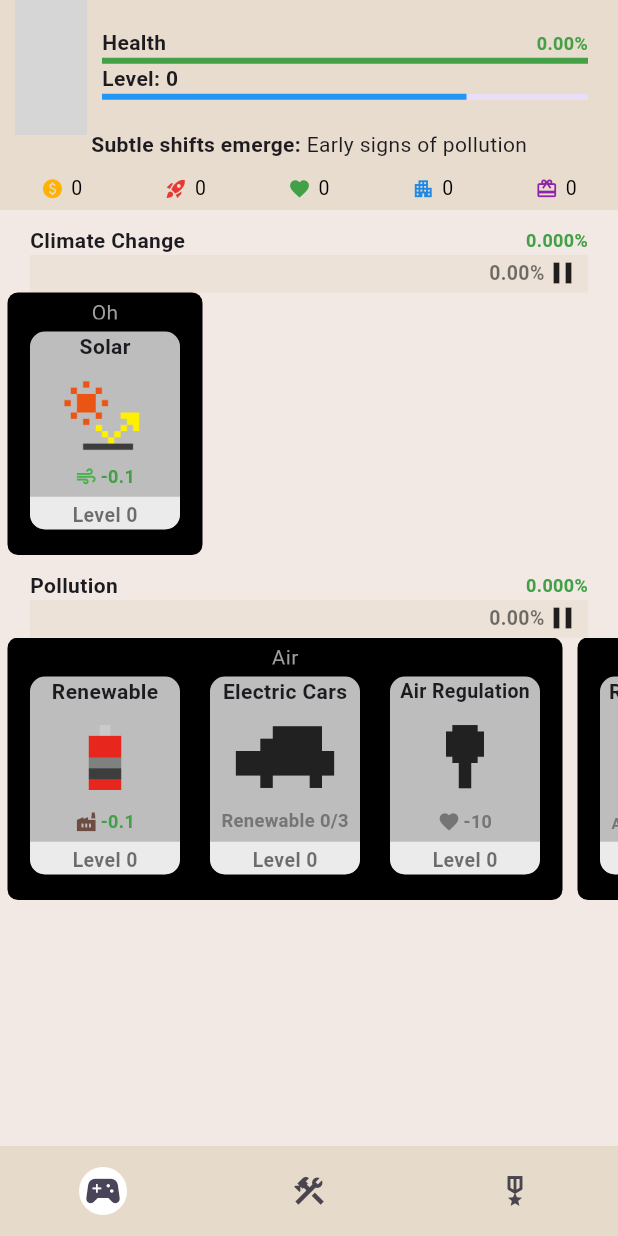
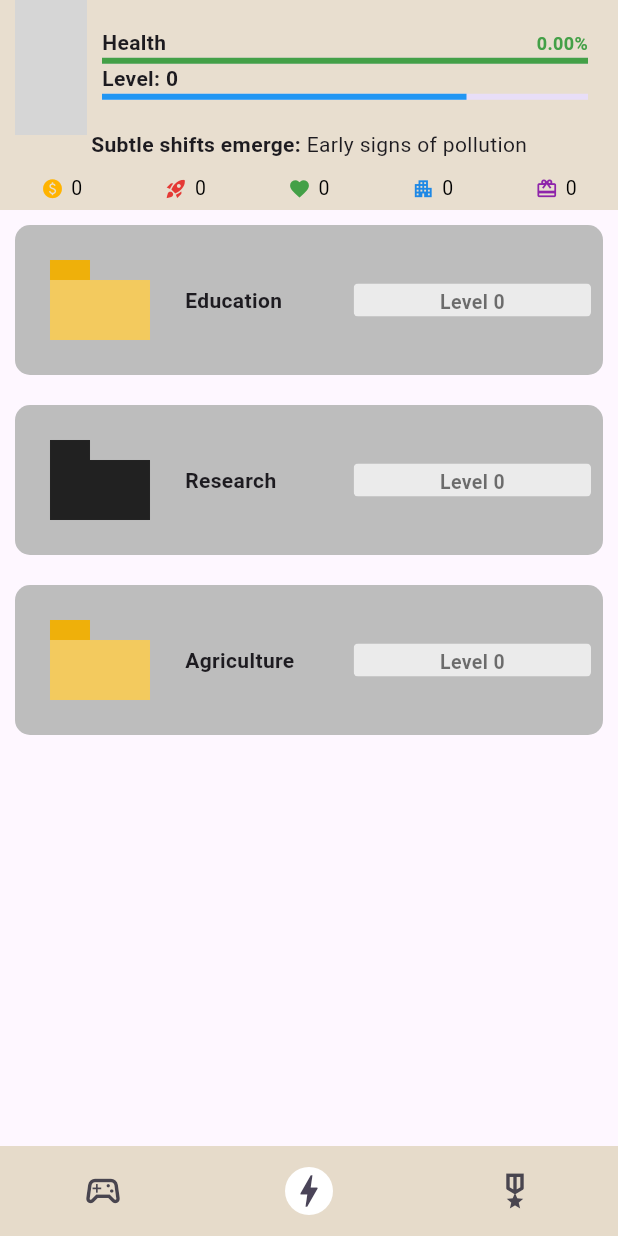
Before and after one commit to chenkuochou/mother_earth, a Flutter app: the screen it shows after launch, on a phone screen of 412 x 824 dp. Run offline on Flutter 3.47's test engine with Material 3 defaults, Android fonts, the light colour scheme and no system bars; drawn by our look-alikes of auto_size_text; our stand-ins replace flutter_riverpod, google_fonts, lottie; network calls fail; grey boxes are pictures that could not be loaded.

Commit message:
devPage setup

```diff
--- a/lib/data/all_static_data.dart
+++ b/lib/data/all_static_data.dart
@@ -47,9 +47,22 @@ List<DevelopmentModel> developmentData = [
   DevelopmentModel(
     title: 'Education',
     duration: const Duration(seconds: 5),
-    assetUrl: 'assetUrl',
-    outputMap: {ListenableItem.resTech: 3},
-  )
+    assetUrl: 'file',
+    outputMap: {ListenableItem.resTech: 1},
+  ),
+  DevelopmentModel(
+    title: 'Research',
+    duration: const Duration(seconds: 10),
+    assetUrl: 'file',
+    requiredDevMap: {ListenableItem.devEducation: 1},
+    outputMap: {ListenableItem.resTech: 5},
+  ),
+  DevelopmentModel(
+    title: 'Agriculture',
+    duration: const Duration(seconds: 5),
+    assetUrl: 'file',
+    outputMap: {ListenableItem.resPeople: 1},
+  ),
 ];
 
 List<ResourceModel> resourceData = [
--- a/lib/layout/app_bar_navigation.dart
+++ b/lib/layout/app_bar_navigation.dart
@@ -25,17 +25,13 @@ class AppBarNavigation extends StatelessWidget {
           label: 'Challenges',
         ),
         NavigationDestination(
-          selectedIcon: Icon(Icons.construction),
-          icon: Icon(
-            Icons.construction_outlined,
-          ),
+          selectedIcon: Icon(Icons.bolt, size: 28),
+          icon: Icon(Icons.bolt_outlined, size: 28),
           label: 'Development',
         ),
         NavigationDestination(
-          selectedIcon: Icon(Icons.military_tech),
-          icon: Icon(
-            Icons.military_tech_outlined,
-          ),
+          selectedIcon: Icon(Icons.military_tech, size: 28),
+          icon: Icon(Icons.military_tech_outlined, size: 28),
           label: 'Achievement',
         ),
       ],
--- a/lib/layout/layout_page.dart
+++ b/lib/layout/layout_page.dart
@@ -4,6 +4,7 @@ import 'package:mother_earth/layout/app_bar_flexible.dart';
 import 'package:mother_earth/layout/app_bar_navigation.dart';
 import 'package:mother_earth/page/challenge_page.dart';
 import 'package:mother_earth/layout/app_bar_bottom.dart';
+import 'package:mother_earth/page/develpment_page.dart';
 
 class LayoutPage extends StatefulWidget {
   const LayoutPage({super.key});
@@ -13,7 +14,7 @@ class LayoutPage extends StatefulWidget {
 }
 
 class _LayoutPageState extends State<LayoutPage> {
-  int pageIndex = 0;
+  int pageIndex = 1;
 
   @override
   Widget build(BuildContext context) {
@@ -26,14 +27,7 @@ class _LayoutPageState extends State<LayoutPage> {
               // elevation: 0,
               scrolledUnderElevation: 0,
               flexibleSpace: const AppBarFlexible(),
-              // leading: Padding(
-              //   padding: const EdgeInsets.only(left: 10),
-              //   child: Lottie.network(
-              //       'https://lottie.host/9b686d12-5423-4cba-a0c9-5a7cbc637664/NKFHCHs6kY.json',
-              //       fit: BoxFit.contain),
-              // ),
-              // title: const Text('Mother Earth'),
-              // actions: const [],
+
               toolbarHeight: 120,
               bottom: const PreferredSize(
                 preferredSize: Size.fromHeight(20),
@@ -45,9 +39,7 @@ class _LayoutPageState extends State<LayoutPage> {
         index: pageIndex,
         children: const [
           ChallengePage(),
-          Center(
-            child: Text('Development'),
-          ),
+          DevelopmentPage(),
           Center(
             child: Text('Achievements'),
           ),
--- a/lib/model/challenge_model.dart
+++ b/lib/model/challenge_model.dart
@@ -18,10 +18,24 @@ class ConsumableModel {
 class ResourceModel extends ConsumableModel {
   ResourceModel({
     required super.title,
-     super.value,
+    super.value,
     required super.icon,
     required super.color,
   });
+
+  ResourceModel copyWith({
+    String? title,
+    double? value,
+    IconData? icon,
+    Color? color,
+  }) {
+    return ResourceModel(
+      title: title ?? this.title,
+      value: value ?? this.value,
+      icon: icon ?? this.icon,
+      color: color ?? this.color,
+    );
+  }
 }
 
 class ChallengeModel extends ConsumableModel {
--- a/lib/model/solution_model.dart
+++ b/lib/model/solution_model.dart
@@ -60,9 +60,6 @@ class SolutionModel extends ProgressModel {
   int? get requiredSolutionIndex => requiredSolMap?.keys.first.myIndex;
   int? get requiredSolutionLevel => requiredSolMap?.values.first;
 
-  // int? get requiredDevelopmentIndex => requiredDevMap?.keys.first.myIndex;
-  // int? get requiredDevelopmentLevel => requiredDevMap?.values.first;
-
   int? get consumedResourcesIndex => consumedResMap?.keys.first.myIndex;
   double? get consumedResourcesValue => consumedResMap?.values.first;
 
@@ -100,6 +97,8 @@ class SolutionModel extends ProgressModel {
 }
 
 class DevelopmentModel extends ProgressModel {
+  final Map<ListenableItem, int>? requiredDevMap;
+
   DevelopmentModel({
     required super.title,
     required super.duration,
@@ -107,12 +106,15 @@ class DevelopmentModel extends ProgressModel {
     required super.assetUrl,
     super.progress,
     super.isActive,
+    this.requiredDevMap,
     required super.outputMap,
   });
 
-  Duration get currentDuration => duration * (1 + level!);
   int get outputIndex => outputMap.keys.first.myIndex;
   double get outputValue => outputMap.values.first * (1 + level!);
+  int? get requiredDevelopmentIndex => requiredDevMap?.keys.first.myIndex;
+  int? get requiredDevelopmentLevel => requiredDevMap?.values.first;
+  Duration get currentDuration => duration * (1 + level!);
 
   @override
   DevelopmentModel copyWith({
--- a/lib/page/challenge_page.dart
+++ b/lib/page/challenge_page.dart
@@ -69,8 +69,7 @@ class ChallengePage extends ConsumerWidget {
       );
     }
 
-    return LayoutBuilder(
-      builder: (BuildContext context, BoxConstraints constraints) => Container(
+    return Container(
       color: const Color(0xFFE6DBCA).withOpacity(0.5),
       child: ListView(
         children: [
@@ -99,7 +98,6 @@ class ChallengePage extends ConsumerWidget {
           ),
         ],
       ),
-      ),
     );
   }
 }
--- /dev/null
+++ b/lib/page/develpment_page.dart
@@ -0,0 +1,142 @@
+import 'package:auto_size_text/auto_size_text.dart';
+import 'package:flutter/material.dart';
+import 'package:flutter_riverpod/flutter_riverpod.dart';
+import 'package:mother_earth/app/my_formatted_number.dart';
+import 'package:mother_earth/app/my_text.dart';
+import 'package:mother_earth/model/solution_model.dart';
+import 'package:mother_earth/page/progress/progress_bar.dart';
+import 'package:mother_earth/providers/solution_provider.dart';
+
+class DevelopmentPage extends ConsumerWidget {
+  const DevelopmentPage({super.key});
+
+  @override
+  Widget build(BuildContext context, WidgetRef ref) {
+    return ListView.builder(
+        itemCount: ref.read(developmentProvider).length,
+        itemBuilder: (context, index) {
+          return Padding(
+            padding: const EdgeInsets.all(10),
+            child: DevelopmentCard(index: index),
+          );
+        });
+  }
+}
+
+class DevelopmentCard extends ConsumerStatefulWidget {
+  const DevelopmentCard({super.key, required this.index});
+  final int index;
+
+  @override
+  ConsumerState<ConsumerStatefulWidget> createState() =>
+      _DevelopmentCardState();
+}
+
+class _DevelopmentCardState extends ConsumerState<DevelopmentCard> {
+  bool isActive = false;
+  late DevelopmentModel development;
+
+  @override
+  void initState() {
+    super.initState();
+    development = ref.read(developmentProvider)[widget.index];
+  }
+
+  bool isClickable() {
+    if (development.requiredDevMap == null) {
+      return true;
+    }
+
+    if (development.requiredDevMap != null) {
+      if (ref
+              .watch(developmentProvider)[development.requiredDevelopmentIndex!]
+              .level! >=
+          development.requiredDevelopmentLevel!) {
+        return true;
+      }
+    }
+
+    return false;
+  }
+
+  Row iconValue(
+          IconData icon, Color iconColor, double value, Color valueColor) =>
+      Row(
+        children: [
+          Icon(
+            icon,
+            color: iconColor,
+            size: 15,
+          ),
+          const SizedBox(width: 2),
+          myText('-${myFormattedNumber(value)}',
+              color: valueColor, size: 12, bold: true),
+        ],
+      );
+
+  @override
+  Widget build(BuildContext context) {
+    return GestureDetector(
+      onTap: () {
+        if (isClickable()) {
+          setState(() {
+            isActive = !isActive;
+          });
+        }
+      },
+      child: Container(
+        height: 100,
+        decoration: BoxDecoration(
+          color: Colors.grey[400],
+          borderRadius: BorderRadius.circular(10),
+          border: isActive
+              ? Border.all(
+                  color: Colors.greenAccent,
+                  width: 3,
+                  strokeAlign: BorderSide.strokeAlignOutside)
+              : null,
+        ),
+        child: LayoutBuilder(builder: (_, constraints) {
+          return Row(
+            children: [
+              Flexible(
+                flex: 5,
+                child: Row(
+                  children: [
+                    Padding(
+                      padding: const EdgeInsets.all(10),
+                      child: Image.asset(
+                        'assets/img/${development.assetUrl}.png',
+                        color: isClickable() ? null : Colors.grey.shade900,
+                      ),
+                    ),
+                    AutoSizeText(
+                      maxFontSize: 15,
+                      minFontSize: 12,
+                      maxLines: 1,
+                      overflow: TextOverflow.ellipsis,
+                      development.title,
+                      style: const TextStyle(fontWeight: FontWeight.bold),
+                    ),
+                  ],
+                ),
+              ),
+              Flexible(
+                  flex: 4,
+                  child: Padding(
+                    padding: const EdgeInsets.all(8.0),
+                    child: ProgressBar(
+                      isForSolution: false,
+                      listenable: developmentProvider,
+                      notifier: developmentProvider.notifier,
+                      index: widget.index,
+                      isActive: isActive,
+                    ),
+                  )),
+            ],
+          );
+        }),
+      ),
+    );
+  }
+}
--- a/lib/page/progress/progress_bar.dart
+++ b/lib/page/progress/progress_bar.dart
@@ -8,12 +8,14 @@ import 'package:mother_earth/providers/inherited_providers.dart';
 class ProgressBar extends ConsumerStatefulWidget {
   const ProgressBar({
     super.key,
+    required this.isForSolution,
     required this.listenable,
     required this.notifier,
     required this.index,
     required this.isActive,
   });
 
+  final bool isForSolution;
   final ProviderListenable listenable;
   final ProviderListenable notifier;
   final int index;
@@ -26,7 +28,7 @@ class ProgressBar extends ConsumerStatefulWidget {
 class _ProgressBarState extends ConsumerState<ProgressBar>
     with SingleTickerProviderStateMixin {
   late AnimationController _animationController;
-  late SolutionModel solution = ref.read(widget.listenable)[widget.index];
+  late var solution = ref.read(widget.listenable)[widget.index];
 
   @override
   void initState() {
@@ -42,16 +44,26 @@ class _ProgressBarState extends ConsumerState<ProgressBar>
       _animationController.addStatusListener((status) {
         if (status == AnimationStatus.completed) {
           // update solution level
+          ref.read(widget.notifier).levelUp(widget.index);
 
-          ref.read(widget.notifier).levelUp(widget.index);
           // update challenge level
+          if (widget.isForSolution) {
             ref
                 .read(challengeProvider.notifier)
                 .updateLevel(solution.outputIndex);
+          }
+
           // update challenge positive
+          if (widget.isForSolution) {
             ref.read(challengeProvider.notifier).updatePositive(
                 index: solution.outputIndex,
                 value: ref.read(widget.listenable)[widget.index].outputValue);
+          } // update resource
+          else {
+            ref.read(resourceProvider.notifier).updateValue(
+                index: solution.outputIndex,
+                value: ref.read(widget.listenable)[widget.index].outputValue);
+          }
 
           // increase solution duration & reset animation
           _animationController.duration =
@@ -77,7 +89,9 @@ class _ProgressBarState extends ConsumerState<ProgressBar>
 
         if (widget.isActive) {
           _animationController.forward();
-          if (ref.watch(gameTimerProvider)[InheritedProviders.of(context).challengeIndex]) {
+          if (widget.isForSolution &&
+              ref.watch(gameTimerProvider)[
+                  InheritedProviders.of(context).challengeIndex]) {
             _animationController.stop();
           }
         } else {
@@ -85,8 +99,9 @@ class _ProgressBarState extends ConsumerState<ProgressBar>
         }
 
         return ClipRRect(
-          borderRadius:
-              const BorderRadius.vertical(bottom: Radius.circular(10)),
+          borderRadius: widget.isForSolution
+              ? const BorderRadius.vertical(bottom: Radius.circular(10))
+              : const BorderRadius.all(Radius.circular(3)),
           child: Stack(
             children: [
               LinearProgressIndicator(
--- a/lib/page/progress/progress_card.dart
+++ b/lib/page/progress/progress_card.dart
@@ -115,7 +115,7 @@ class _ProgressCardState extends ConsumerState<ProgressCard> {
               Padding(
                 padding: const EdgeInsets.symmetric(horizontal: 5),
                 child: AutoSizeText(
-                  maxFontSize: 14,
+                  maxFontSize: 12,
                   minFontSize: 10,
                   maxLines: 1,
                   overflow: TextOverflow.ellipsis,
@@ -169,6 +169,7 @@ class _ProgressCardState extends ConsumerState<ProgressCard> {
               ),
               const SizedBox(height: 5),
               ProgressBar(
+                isForSolution: true,
                 listenable: listenable,
                 notifier: notifier,
                 index: widget.index,
--- a/lib/providers/challenge_provider.dart
+++ b/lib/providers/challenge_provider.dart
@@ -1,7 +1,8 @@
+// ignore_for_file: await_only_futures
+
 import 'package:flutter_riverpod/flutter_riverpod.dart';
 import 'package:mother_earth/data/all_static_data.dart';
 import 'package:mother_earth/model/challenge_model.dart';
-
 
 final challengeProvider =
     NotifierProvider<ChallengeNotifier, List<ChallengeModel>>(
@@ -19,7 +20,6 @@ class ChallengeNotifier extends Notifier<List<ChallengeModel>> {
     ChallengeModel challenge = newState[index];
     newState[index] = challenge.copyWith(level: challenge.level! + 1);
 
-    // ignore: await_only_futures
     state = await newState;
     // print(state[index].level);
   }
@@ -32,7 +32,6 @@ class ChallengeNotifier extends Notifier<List<ChallengeModel>> {
     ChallengeModel challenge = newState[index];
     newState[index] = challenge.copyWith(positive: value);
 
-    // ignore: await_only_futures
     state = await newState;
     // print('Positive: ${state[index].positive}');
     // print('Negative: ${state[index].negative * state[index].level!}');
@@ -45,7 +44,6 @@ class ChallengeNotifier extends Notifier<List<ChallengeModel>> {
     newState[index] = challenge.copyWith(value: value);
 
     // print(newState[index].value);
-    // ignore: await_only_futures
     state = await newState;
     // print(state[index].value);
   }
@@ -60,4 +58,14 @@ class ResourceNotifier extends Notifier<List<ResourceModel>> {
   build() {
     return resourceData;
   }
+
+  Future<void> updateValue({required int index, required double value}) async {
+    List<ResourceModel> newState = [...state];
+
+    ResourceModel resource = newState[index];
+    newState[index] = resource.copyWith(value: resource.value! + value);
+
+    state = await newState;
+    print(state[index].value);
+  }
 }
--- a/lib/providers/solution_provider.dart
+++ b/lib/providers/solution_provider.dart
@@ -49,7 +49,14 @@ final developmentProvider =
 
 class DevelopmentNotifier extends Notifier<List<DevelopmentModel>> {
   @override
-  build() {
-    return developmentData;
+  build() => developmentData;
+
+  Future<void> levelUp(int index) async {
+    List<DevelopmentModel> newState = state;
+
+    DevelopmentModel development = newState[index];
+    newState[index] = development.copyWith(level: development.level! + 1);
+
+    state = await newState;
   }
 }
```
Also changed, not shown: assets/img/file.png (added). Lines whose indentation alone changed are shown as unchanged.
